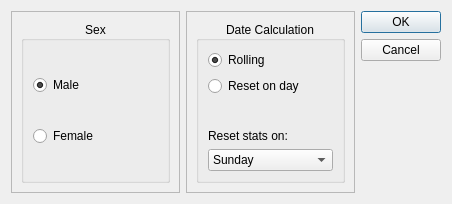
Old version of the form src/user_settings.ui in the repository minorsecond/BuzzBot.
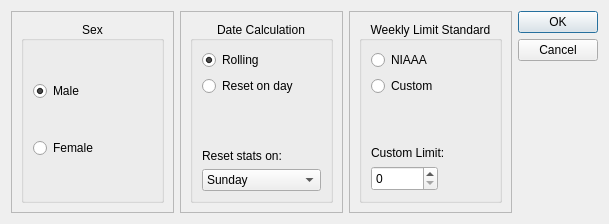
New version of the form.

Commit message: Add custom limit option to user_settings dialog box

Patch:
```diff
--- a/src/user_settings.ui
+++ b/src/user_settings.ui
@@ -6,8 +6,8 @@
    <rect>
     <x>0</x>
     <y>0</y>
-    <width>452</width>
-    <height>204</height>
+    <width>609</width>
+    <height>224</height>
    </rect>
   </property>
   <property name="windowTitle">
@@ -17,6 +17,60 @@
    <bool>true</bool>
   </property>
   <layout class="QGridLayout" name="gridLayout_2">
+   <item row="0" column="0">
+    <widget class="QFrame" name="frame">
+     <property name="frameShape">
+      <enum>QFrame::StyledPanel</enum>
+     </property>
+     <property name="frameShadow">
+      <enum>QFrame::Raised</enum>
+     </property>
+     <layout class="QGridLayout" name="gridLayout_5">
+      <item row="0" column="0">
+       <widget class="QGroupBox" name="sexGroup">
+        <property name="title">
+         <string>Sex</string>
+        </property>
+        <property name="alignment">
+         <set>Qt::AlignCenter</set>
+        </property>
+        <property name="flat">
+         <bool>true</bool>
+        </property>
+        <layout class="QGridLayout" name="gridLayout_4">
+         <item row="0" column="0">
+          <widget class="QRadioButton" name="maleSelection">
+           <property name="text">
+            <string>Male</string>
+           </property>
+           <property name="checked">
+            <bool>true</bool>
+           </property>
+          </widget>
+         </item>
+         <item row="1" column="0">
+          <widget class="QRadioButton" name="femaleSelection">
+           <property name="text">
+            <string>Female</string>
+           </property>
+          </widget>
+         </item>
+        </layout>
+       </widget>
+      </item>
+     </layout>
+    </widget>
+   </item>
+   <item row="0" column="3">
+    <widget class="QDialogButtonBox" name="userSettingsButtonBox">
+     <property name="orientation">
+      <enum>Qt::Vertical</enum>
+     </property>
+     <property name="standardButtons">
+      <set>QDialogButtonBox::Cancel|QDialogButtonBox::Ok</set>
+     </property>
+    </widget>
+   </item>
    <item row="0" column="1">
     <widget class="QFrame" name="frame_2">
      <property name="frameShape">
@@ -106,6 +160,9 @@
            <property name="orientation">
             <enum>Qt::Vertical</enum>
            </property>
+           <property name="sizeType">
+            <enum>QSizePolicy::Expanding</enum>
+           </property>
            <property name="sizeHint" stdset="0">
             <size>
              <width>20</width>
@@ -121,28 +178,21 @@
     </widget>
    </item>
    <item row="0" column="2">
-    <widget class="QDialogButtonBox" name="userSettingsButtonBox">
-     <property name="orientation">
-      <enum>Qt::Vertical</enum>
-     </property>
-     <property name="standardButtons">
-      <set>QDialogButtonBox::Cancel|QDialogButtonBox::Ok</set>
-     </property>
-    </widget>
-   </item>
-   <item row="0" column="0">
-    <widget class="QFrame" name="frame">
+    <widget class="QFrame" name="weeklyLimitFrame">
      <property name="frameShape">
       <enum>QFrame::StyledPanel</enum>
      </property>
      <property name="frameShadow">
       <enum>QFrame::Raised</enum>
      </property>
-     <layout class="QGridLayout" name="gridLayout_5">
+     <layout class="QGridLayout" name="gridLayout_7">
       <item row="0" column="0">
-       <widget class="QGroupBox" name="sexGroup">
+       <widget class="QGroupBox" name="weeklyLimitGroup">
+        <property name="toolTipDuration">
+         <number>-1</number>
+        </property>
         <property name="title">
-         <string>Sex</string>
+         <string>Weekly Limit Standard</string>
         </property>
         <property name="alignment">
          <set>Qt::AlignCenter</set>
@@ -150,21 +200,57 @@
         <property name="flat">
          <bool>true</bool>
         </property>
-        <layout class="QGridLayout" name="gridLayout_4">
-         <item row="0" column="0">
-          <widget class="QRadioButton" name="maleSelection">
-           <property name="text">
-            <string>Male</string>
-           </property>
-           <property name="checked">
-            <bool>true</bool>
-           </property>
-          </widget>
-         </item>
+        <layout class="QGridLayout" name="gridLayout_6">
          <item row="1" column="0">
-          <widget class="QRadioButton" name="femaleSelection">
+          <widget class="QRadioButton" name="customLimitRadioButton">
            <property name="text">
-            <string>Female</string>
+            <string>Custom</string>
+           </property>
+          </widget>
+         </item>
+         <item row="2" column="0">
+          <spacer name="verticalSpacer_3">
+           <property name="orientation">
+            <enum>Qt::Vertical</enum>
+           </property>
+           <property name="sizeType">
+            <enum>QSizePolicy::Expanding</enum>
+           </property>
+           <property name="sizeHint" stdset="0">
+            <size>
+             <width>20</width>
+             <height>40</height>
+            </size>
+           </property>
+          </spacer>
+         </item>
+         <item row="0" column="0" colspan="2">
+          <widget class="QRadioButton" name="niaaaStandardsRadioButton">
+           <property name="text">
+            <string>NIAAA</string>
+           </property>
+          </widget>
+         </item>
+         <item row="4" column="0" colspan="2">
+          <widget class="QLabel" name="customLimitLabel">
+           <property name="text">
+            <string>Custom Limit:</string>
+           </property>
+          </widget>
+         </item>
+         <item row="5" column="0">
+          <widget class="QSpinBox" name="customLimitSpinBox">
+           <property name="sizePolicy">
+            <sizepolicy hsizetype="Preferred" vsizetype="Fixed">
+             <horstretch>0</horstretch>
+             <verstretch>0</verstretch>
+            </sizepolicy>
+           </property>
+           <property name="minimumSize">
+            <size>
+             <width>0</width>
+             <height>25</height>
+            </size>
            </property>
           </widget>
          </item>
```
The commit also changes 2 other files.
